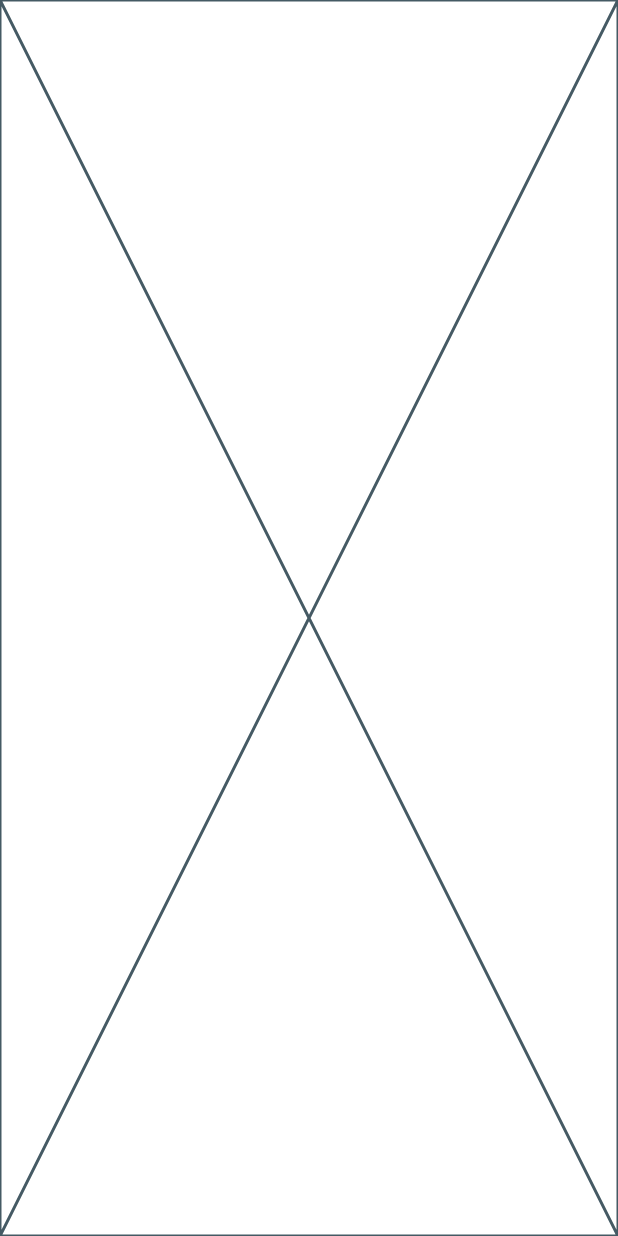
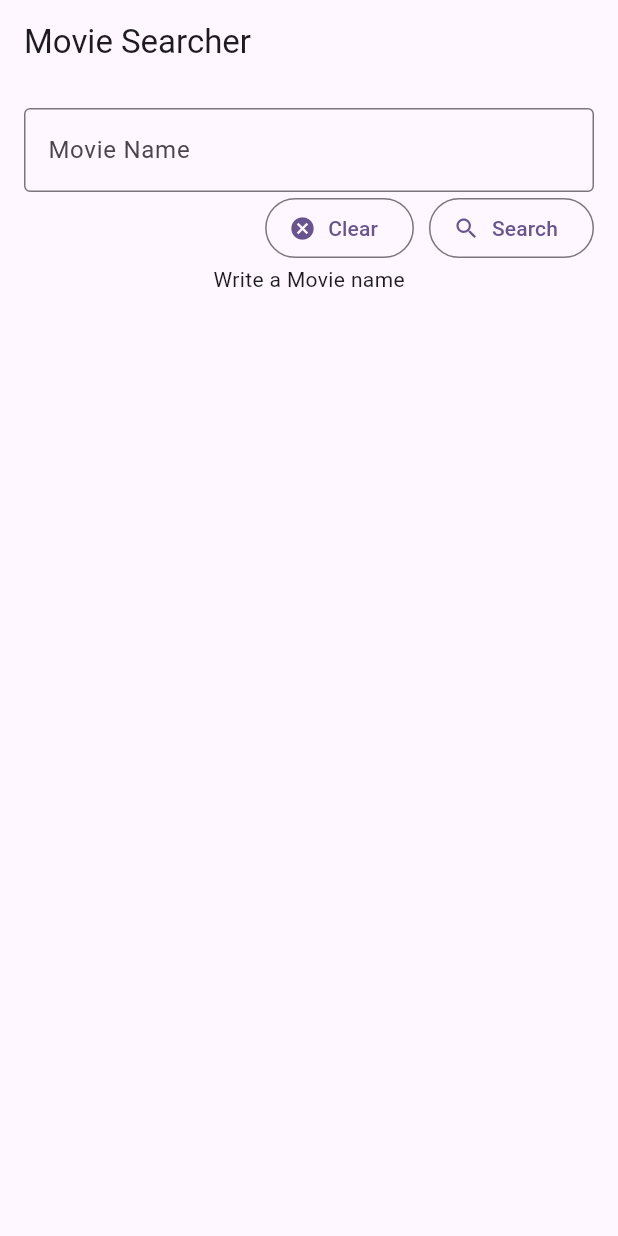
Before and after one commit to abidroid/sbbwu_session18_omdb_api, a Flutter app: the screen it shows after launch, on a phone screen of 412 x 824 dp. Run offline on Flutter 3.47's test engine with Material 3 defaults, Android fonts, the phone set to English and light mode, and no system bars; our stand-ins replace flutter_spinkit, gap.

Commit message:
movie search done

```diff
--- a/lib/screens/movie_search_screen.dart
+++ b/lib/screens/movie_search_screen.dart
@@ -1,6 +1,12 @@
-
+import 'dart:async';
+import 'dart:convert';
 
 import 'package:flutter/material.dart';
+import 'package:flutter_spinkit/flutter_spinkit.dart';
+import 'package:gap/gap.dart';
+import 'package:sbbwu_session18_omdb_api/models/movie.dart';
+import 'package:http/http.dart' as http;
+
 
 class MovieSearchScreen extends StatefulWidget {
   const MovieSearchScreen({super.key});
@@ -10,8 +16,113 @@ class MovieSearchScreen extends StatefulWidget {
 }
 
 class _MovieSearchScreenState extends State<MovieSearchScreen> {
+  TextEditingController movieNameController = TextEditingController();
+  late StreamController streamController;
+  late Stream stream;
+  Movie? movie;
+
+
+  @override
+  initState() {
+
+    streamController = StreamController();
+    stream = streamController.stream;
+
+    streamController.add('empty');
+    super.initState();
+  }
+
+
+  searchMovie( {required String movieName}) async {
+
+    streamController.add('loading');
+
+    String url = 'https://www.omdbapi.com/?t=$movieName&plot=full&apikey=94e188aa';
+
+    http.Response response = await  http.get(Uri.parse(url));
+
+    if( response.statusCode == 200 ){
+
+      var jsonResponse = jsonDecode(response.body);
+
+      movie = Movie.fromJson(jsonResponse);
+
+      if( movie!.response == 'True'){
+        streamController.add(movie);
+      }else{
+        streamController.add('Not Found');
+      }
+    }else{
+      streamController.add('error');
+    }
+  }
+
   @override
   Widget build(BuildContext context) {
-    return const Placeholder();
+    return Scaffold(
+      appBar: AppBar(
+        title: const Text('Movie Searcher'),
+      ),
+      body: Padding(
+        padding: const EdgeInsets.all(16.0),
+        child: Column(
+          children: [
+            TextField(
+              controller: movieNameController,
+              decoration: const InputDecoration(
+                hintText: 'Movie Name',
+                border: OutlineInputBorder(),
+              ),
+            ),
+            Row(
+              mainAxisAlignment: MainAxisAlignment.end,
+              children: [
+                OutlinedButton.icon(
+                    onPressed: () {},
+                    icon: const Icon(Icons.cancel),
+                    label: const Text('Clear')),
+                const Gap(10),
+                OutlinedButton.icon(
+                    onPressed: () {
+
+                      String movieName = movieNameController.text.trim();
+
+                      if( movieName.isEmpty){
+                        // flutter toast show
+                      }else{
+                        // search for movie
+                        searchMovie(movieName: movieName);
+                      }
+                    },
+                    icon: const Icon(Icons.search),
+                    label: const Text('Search')),
+              ],
+            ),
+
+            StreamBuilder(stream: stream, builder: (context, snapshot){
+              if( snapshot.data == 'empty'){
+                return const Center(child: Text('Write a Movie name'),);
+              }
+
+              if( snapshot.data == 'loading'){
+                return const Center(child: SpinKitWave(color: Colors.deepOrange,));
+
+              }
+
+              if( snapshot.data == 'Not Found'){
+                return const Center(child: Text('Movie Not Found'),);
+              }
+
+              Movie movie = snapshot.data as Movie;
+
+              return Image.network(movie.poster!, width: 300, height: 400,);
+
+
+
+            })
+          ],
+        ),
+      ),
+    );
   }
 }
```
